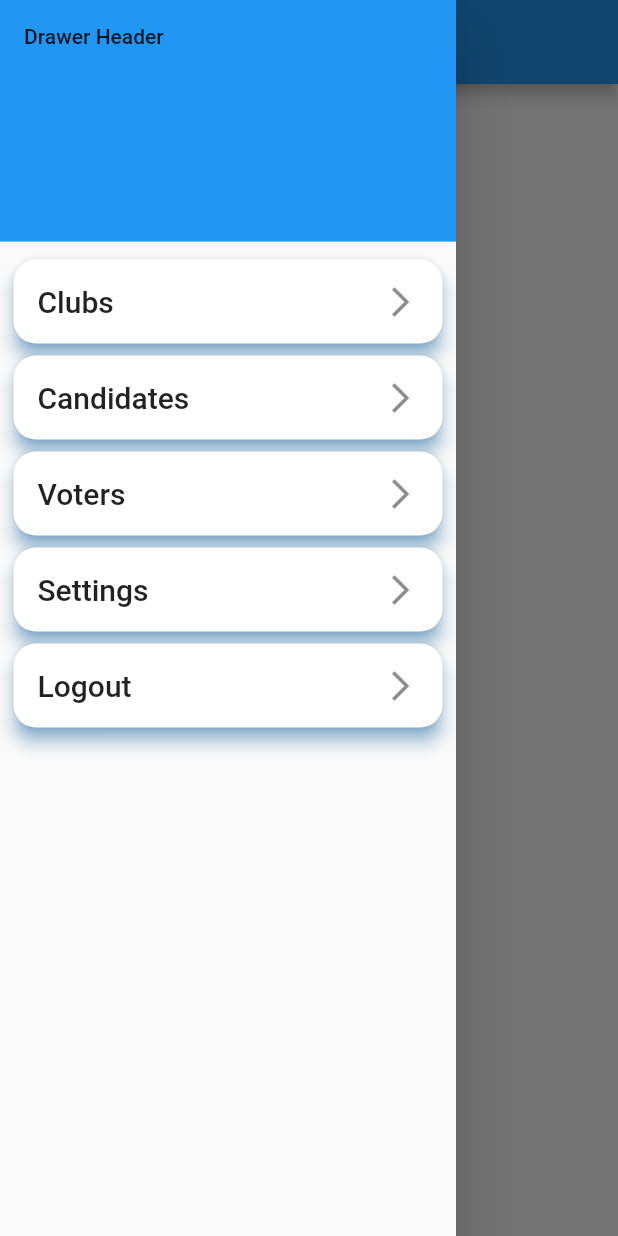
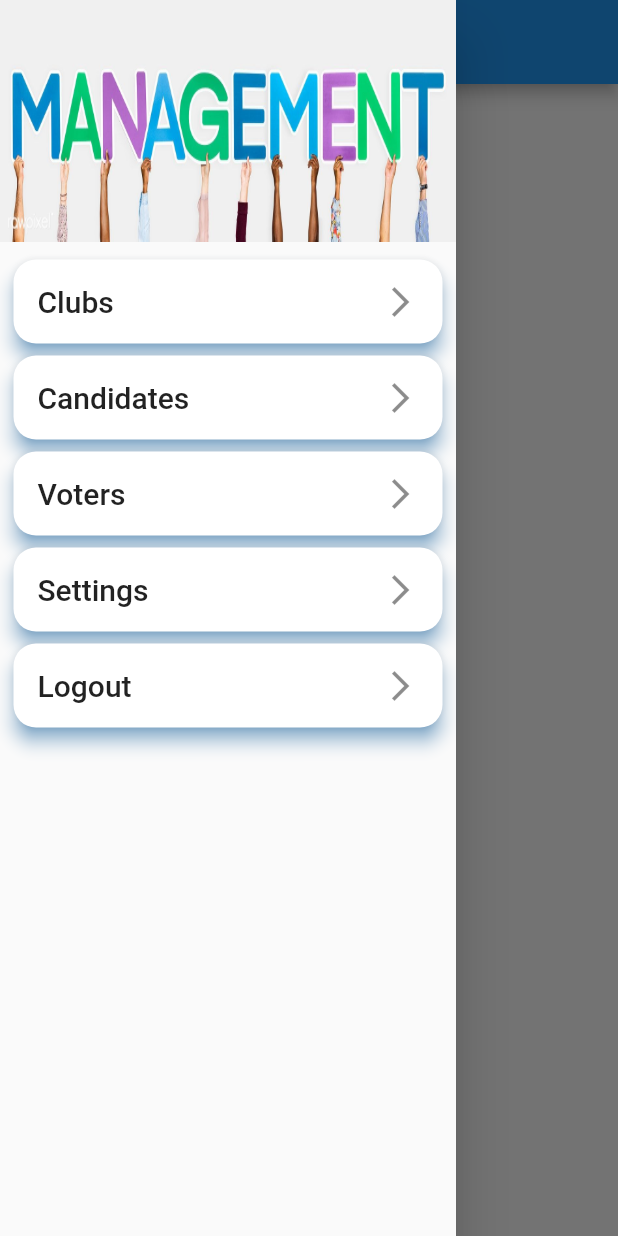
Before and after one commit to nahidhasannoyon/club_election_app_flutter, a Flutter app: the ManagementDashboard screen opened by its route, with the side drawer open, on a phone screen of 412 x 824 dp. Run offline on Flutter 3.47's test engine with Material 2 defaults, Android fonts, the light colour scheme and no system bars.

Commit message:
adding image in management drawer header

```diff
--- a/lib/widgets/management_drawer.dart
+++ b/lib/widgets/management_drawer.dart
@@ -14,9 +14,15 @@ class ManagementDrawer extends StatelessWidget {
         children: <Widget>[
           const DrawerHeader(
             decoration: BoxDecoration(
+              image: DecorationImage(
+                image: AssetImage(
+                  'images/management.jpg',
+                ),
+                fit: BoxFit.fill,
+              ),
               color: Colors.blue,
             ),
-            child: Text('Drawer Header'),
+            child: Text(''),
           ),
           DrawerListTile(
             label: 'Clubs',
```
